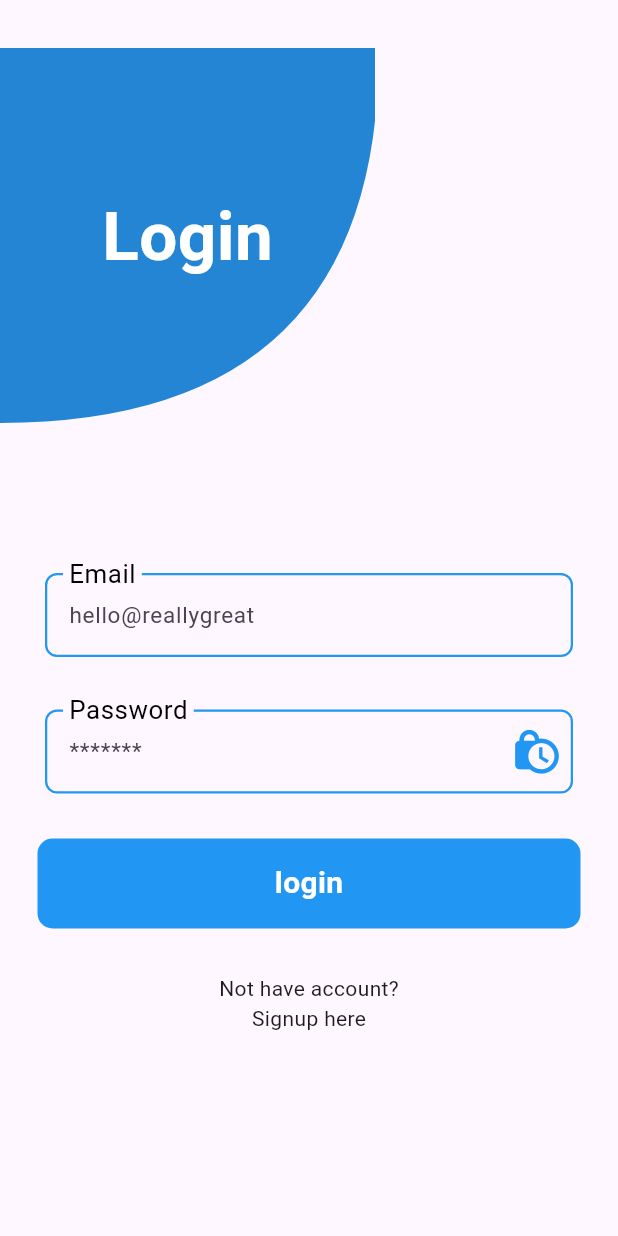
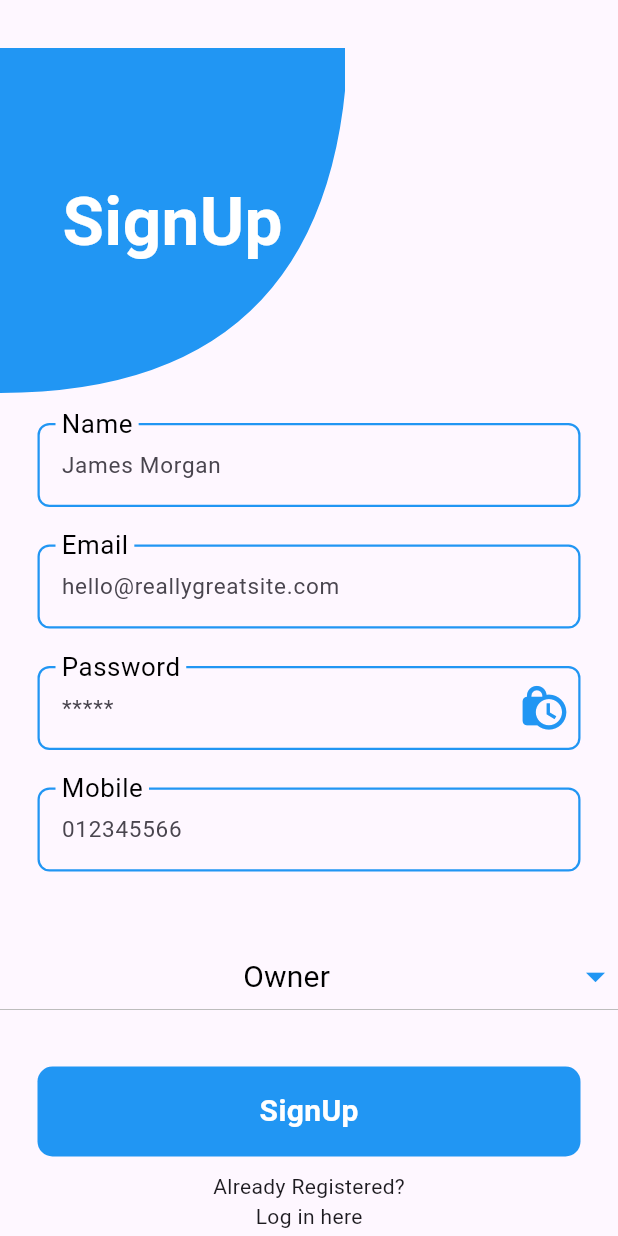
Before and after one commit to riteshpn/assigment_project, a Flutter app: the LoginScreen screen opened directly, after a tap on "Signup here", on a phone screen of 412 x 824 dp. Run offline on Flutter 3.47's test engine with Material 3 defaults, Android fonts, the phone set to English and light mode, and no system bars; our stand-ins replace firebase_auth, firebase_core, fluttertoast; accounts and stored records are empty.

Commit message:
cmpl signup ui with auth add flutter toast hme page add & firebaseautth class created

```diff
--- a/lib/screens/login_screen.dart
+++ b/lib/screens/login_screen.dart
@@ -1,4 +1,5 @@
 import 'package:assigment_project/constant/colors.dart';
+import 'package:assigment_project/screens/sign_up.dart';
 import 'package:assigment_project/widgets/blue_button.dart';
 import 'package:assigment_project/widgets/custom_text_form_field.dart';
 import 'package:flutter/material.dart';
@@ -82,7 +83,14 @@ class _LoginScreenState extends State<LoginScreen> {
                   ),
                   Center(
                       child: InkWell(
-                          onTap: () {}, child: const Text('Signup here')))
+                          onTap: () {
+                            Navigator.push(
+                                context,
+                                MaterialPageRoute(
+                                    builder: (context) =>
+                                        const SignUpScreen()));
+                          },
+                          child: const Text('Signup here')))
                 ],
               )
             ],
--- /dev/null
+++ b/lib/screens/sign_up.dart
@@ -0,0 +1,228 @@
+import 'package:assigment_project/global/showtoast.dart';
+import 'package:assigment_project/screens/home_page.dart';
+import 'package:assigment_project/screens/login_screen.dart';
+import 'package:assigment_project/user_auth/firebase_auth_services.dart';
+import 'package:assigment_project/widgets/blue_button.dart';
+import 'package:assigment_project/widgets/custom_text_form_field.dart';
+import 'package:firebase_auth/firebase_auth.dart';
+import 'package:flutter/material.dart';
+
+class SignUpScreen extends StatefulWidget {
+  const SignUpScreen({Key? key}) : super(key: key);
+
+  @override
+  State<SignUpScreen> createState() => _SignUpScreenState();
+}
+
+class _SignUpScreenState extends State<SignUpScreen> {
+  String selectedValue = 'Owner';
+  bool _isSighnUp = false;
+  final FireBaseAuthService _auth = FireBaseAuthService();
+  TextEditingController _usernameController = TextEditingController();
+  TextEditingController __useremailController = TextEditingController();
+  TextEditingController __userpasswordController = TextEditingController();
+  TextEditingController _phoneController = TextEditingController();
+
+  @override
+  void dispose() {
+    _usernameController.dispose();
+    __useremailController.dispose();
+    __userpasswordController.dispose();
+
+    super.dispose();
+  }
+
+  @override
+  Widget build(BuildContext context) {
+    return Scaffold(
+      body: SingleChildScrollView(
+        child: Padding(
+          padding: const EdgeInsets.only(top: 12),
+          child: Column(
+            mainAxisAlignment: MainAxisAlignment.start,
+            crossAxisAlignment: CrossAxisAlignment.start,
+            children: [
+              const SizedBox(
+                height: 20,
+              ),
+              ClipPath(
+                clipper: Clip1Clipper(),
+                child: Container(
+                  height: 230,
+                  width: 230,
+                  color: Colors.blue,
+                  child: const Center(
+                    child: Text(
+                      'SignUp',
+                      style: TextStyle(
+                        fontSize: 45,
+                        fontWeight: FontWeight.bold,
+                        color: Colors.white,
+                      ),
+                    ),
+                  ),
+                ),
+              ),
+              const SizedBox(
+                height: 20,
+              ),
+              CustomTextFormField(
+                controller: _usernameController,
+                labelText: 'Name',
+                hintText: 'James Morgan',
+                inputType: TextInputType.text,
+              ),
+              const SizedBox(height: 25),
+              CustomTextFormField(
+                controller: __useremailController,
+                labelText: 'Email',
+                hintText: 'hello@reallygreatsite.com',
+                inputType: TextInputType.emailAddress,
+              ),
+              const SizedBox(
+                height: 25,
+              ),
+              CustomTextFormField(
+                controller: __userpasswordController,
+                labelText: 'Password',
+                hintText: '*****',
+
+                // suffixIcon: Icon(
+                //   Icons.lock,
+                //   color: Colors.blue,
+                //   size: 30,
+                // ),
+                isPasswordField: true,
+              ),
+              const SizedBox(
+                height: 25,
+              ),
+              CustomTextFormField(
+                controller: _phoneController,
+                labelText: 'Mobile',
+                hintText: '012345566',
+                inputType: TextInputType.number,
+              ),
+              const SizedBox(
+                height: 20,
+              ),
+              const SizedBox(
+                height: 20,
+              ),
+              Center(
+                child: DropdownButton<String>(
+                  icon: Icon(Icons.arrow_drop_down),
+                  iconEnabledColor: Colors.blue,
+                  iconSize: 30,
+                  value: selectedValue,
+                  isExpanded: true,
+                  itemHeight: 60,
+                  onChanged: (String? newValue) {
+                    setState(() {
+                      selectedValue = newValue!;
+                    });
+                  },
+                  items: <String>[
+                    'Owner',
+                    'Renter',
+                  ]
+                      .map<DropdownMenuItem<String>>(
+                        (String value) => DropdownMenuItem<String>(
+                          value: value,
+                          child: Center(
+                              child: Text(
+                            value,
+                            style: const TextStyle(
+                              color: Colors.black,
+                              fontSize: 20,
+                              fontWeight: FontWeight.normal,
+                            ),
+                          )),
+                        ),
+                      )
+                      .toList(),
+                ),
+              ),
+              const SizedBox(
+                height: 30,
+              ),
+              Padding(
+                padding: EdgeInsets.symmetric(horizontal: 25),
+                child: BlueButton(
+                    title: _isSighnUp ? 'Signing Up...' : 'SignUp',
+                    onTap: () {
+                      if (!_isSighnUp) {
+                        _signUp();
+                        showToast(message: 'Signup initiated');
+                      }
+                    }),
+              ),
+              const SizedBox(
+                height: 10,
+              ),
+              Column(
+                // mainAxisAlignment: MainAxisAlignment.center,
+                crossAxisAlignment: CrossAxisAlignment.center,
+                children: [
+                  const Center(child: Text('Already Registered?')),
+                  Center(
+                      child: InkWell(
+                          onTap: () {
+                            Navigator.push(
+                                context,
+                                MaterialPageRoute(
+                                    builder: (context) => const LoginScreen()));
+                          },
+                          child: const Text('Log in here')))
+                ],
+              ),
+              SizedBox(
+                height: 40,
+              )
+            ],
+          ),
+        ),
+      ),
+    );
+  }
+
+  void _signUp() async {
+    setState(() {
+      _isSighnUp = true;
+    });
+    String username = _usernameController.text;
+    String email = __useremailController.text;
+    String password = __userpasswordController.text;
+    String phone = _phoneController.text;
+
+    User? user = await _auth.signUpWithEmailAndPassword(email, password);
+
+    setState(() {
+      _isSighnUp = false;
+    });
+
+    if (user != null) {
+      showToast(message: 'user is successfully created');
+      Navigator.push(
+          context, MaterialPageRoute(builder: (context) => HomePage()));
+    } else {
+      showToast(message: "Some error Happened");
+    }
+  }
+}
+
+class Clip1Clipper extends CustomClipper<Path> {
+  @override
+  Path getClip(Size size) {
+    Path path = Path();
+    path.lineTo(0, size.width); // Adjust the curve height here
+    path.quadraticBezierTo(
+        size.width / 0.9, size.height, size.width, size.height - 300);
+    path.lineTo(size.width, 0);
+    path.close();
+    return path;
+  }
+
+  @override
+  bool shouldReclip(CustomClipper<Path> oldClipper) => false;
+}
--- a/pubspec.yaml
+++ b/pubspec.yaml
@@ -37,6 +37,7 @@ dependencies:
   cupertino_icons: ^1.0.2
   firebase_core: ^2.24.2
   firebase_auth: ^4.15.3
+  fluttertoast: ^8.2.4
 
 dev_dependencies:
   flutter_test:
```
Also changed, not shown: lib/global/showtoast.dart (added, +13 -0 lines), lib/screens/home_page.dart (added, +58 -0 lines), lib/user_auth/firebase_auth_services.dart (added, +42 -0 lines), pubspec.lock.
